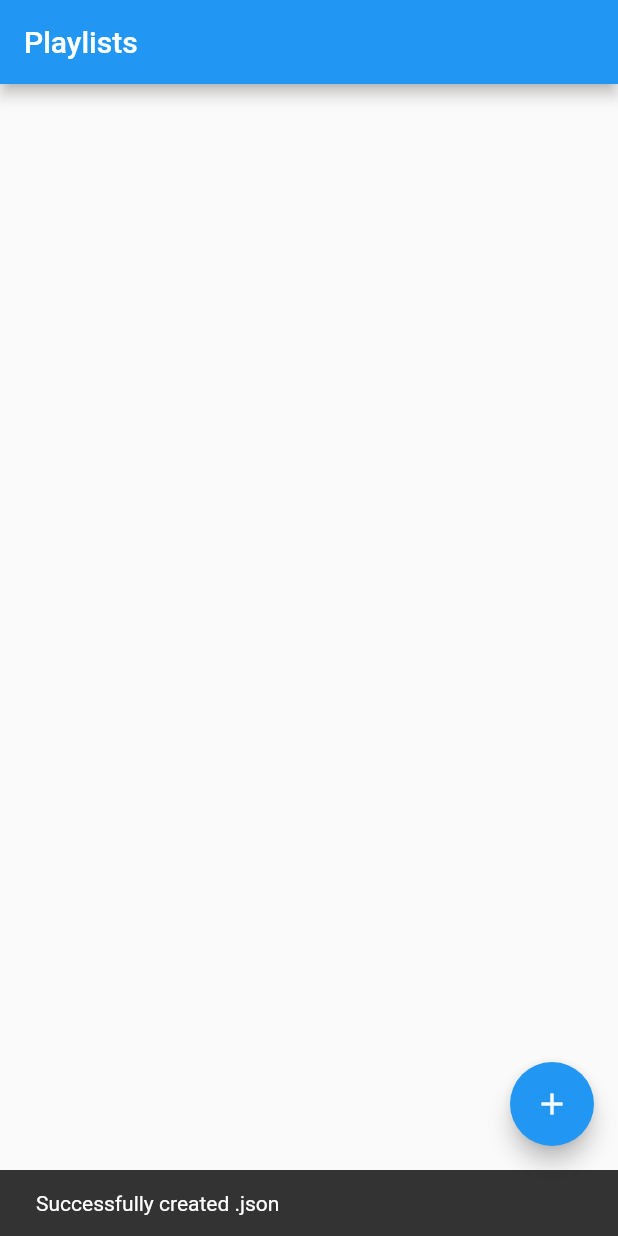
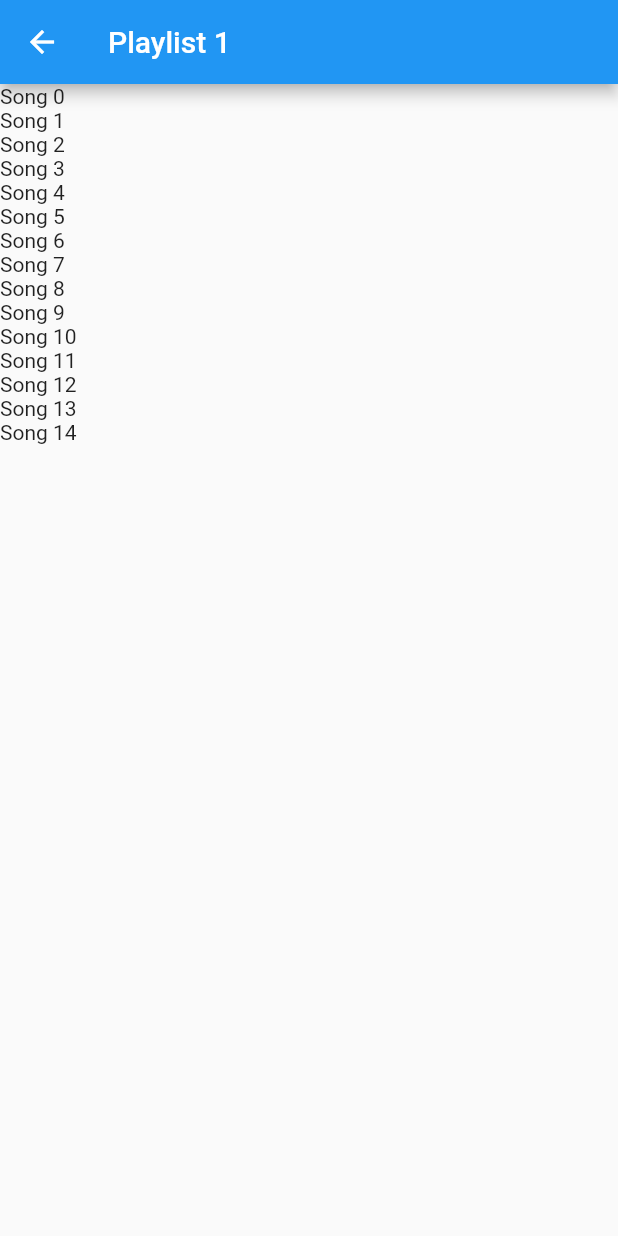
Before and after one commit to Kaelinator/song_sync, a Flutter app: the screen it shows after launch, after a tap on the "add" icon, on a phone screen of 412 x 824 dp. Run offline on Flutter 3.47's test engine with Material 2 defaults, Android fonts, the phone set to English and light mode, and no system bars; missing offline and left inert: secure_string.

```diff
--- a/lib/main.dart
+++ b/lib/main.dart
@@ -1,6 +1,6 @@
 import 'package:flutter/material.dart';
 
-import './pages/playlists.dart';
+import './pages/view_playlists.dart';
 
 void main() {
   runApp(new MaterialApp(
--- /dev/null
+++ b/lib/pages/edit_playlist.dart
@@ -0,0 +1,24 @@
+
+import "package:flutter/material.dart";
+
+class EditPlaylist extends StatefulWidget {
+  @override
+  EditPlaylistState createState() => EditPlaylistState();
+}
+
+class EditPlaylistState extends State<EditPlaylist> {
+  @override
+  Widget build(BuildContext context) {
+    return new Scaffold(
+      appBar: new AppBar(
+        title: const Text("Playlist 1")
+      ),
+      body: new ListView.builder(
+      itemCount: 15,
+      itemBuilder: (BuildContext context, int index) {
+        return new Text("Song $index");
+      }
+    ),
+    );
+  }
+}
--- a/lib/pages/playlists.dart
+++ b/lib/pages/view_playlists.dart
@@ -4,21 +4,21 @@ import "package:path/path.dart";
 
 import "dart:io";
 import "dart:async";
-// import "dart:convert";
 
 import "../UI/playlist.dart";
-import "../UI/context_FAB.dart";
+
+import "./edit_playlist.dart";
 
 class PlaylistPage extends StatefulWidget {
+
+  @override
   State createState() => new PlaylistPageState();
 }
 
 class PlaylistPageState extends State<PlaylistPage> {
 
   List<File> playlists = new List<File>();
-  File latestFile;
   Directory playlistDir;
-
 
   @override
   void initState() {
@@ -28,7 +28,6 @@ class PlaylistPageState extends State<PlaylistPage> {
       .then(_setPlaylistDir)
       .then(_createAbsentDirectories)
       .then(readPlaylists);
-
   }
 
   Future<Directory> _setPlaylistDir(Directory dir) async {
@@ -46,6 +45,13 @@ class PlaylistPageState extends State<PlaylistPage> {
         ? dir
         : dir.create(recursive: true)
       );
+  }
+
+  void reloadPlaylists() {
+
+    playlists = new List<File>();
+
+    readPlaylists(playlistDir);
   }
 
   void readPlaylists(Directory dir) {
@@ -73,6 +79,12 @@ class PlaylistPageState extends State<PlaylistPage> {
         return new Playlist(playlists[index]);
       }
     ),
-    floatingActionButton: new ContextFAB(playlistDir),
+    floatingActionButton: new FloatingActionButton(
+      child: const Icon(Icons.add),
+      onPressed: () => Navigator.push(context,
+        new MaterialPageRoute(builder: (context) => new EditPlaylist())
+      ),
+      tooltip: "Create a new playlist",
+    ),
   );
 }
--- /dev/null
+++ b/lib/util/song.dart
@@ -0,0 +1,12 @@
+
+import "dart:io";
+
+class Song {
+
+  List<Duration> drops = new List<Duration>();
+  String name;
+  File address;
+
+  Song(this.name, this.address, this.drops);
+
+}
```
Also changed, not shown: lib/UI/playlist.dart (+58 -5 lines).
